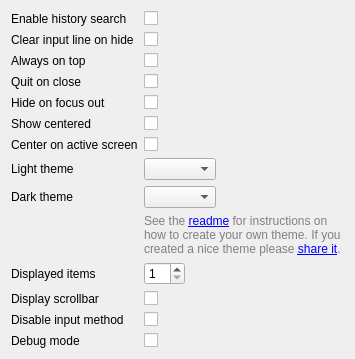
First picture: the form in src/configwidget.ui, repository albertlauncher/albert-plugin-widgetsboxmodel, before the edit.
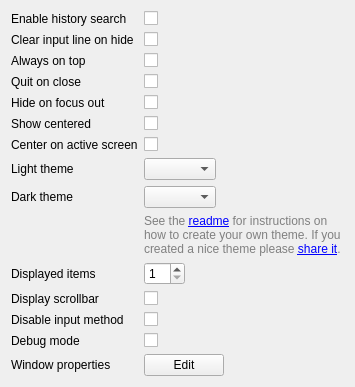
Second picture: the form after the edit.

Commit message: Move property forms into their own widget

The edit to the form file:
```diff
--- a/src/configwidget.ui
+++ b/src/configwidget.ui
@@ -369,6 +369,26 @@
      </property>
     </widget>
    </item>
+   <item row="14" column="0">
+    <widget class="QLabel" name="label_winprop">
+     <property name="text">
+      <string>Window properties</string>
+     </property>
+    </widget>
+   </item>
+   <item row="14" column="1">
+    <widget class="QPushButton" name="pushButton_winprop">
+     <property name="sizePolicy">
+      <sizepolicy hsizetype="Fixed" vsizetype="Fixed">
+       <horstretch>0</horstretch>
+       <verstretch>0</verstretch>
+      </sizepolicy>
+     </property>
+     <property name="text">
+      <string>Edit</string>
+     </property>
+    </widget>
+   </item>
   </layout>
  </widget>
  <tabstops>
```
The commit also changes 1 other file.
